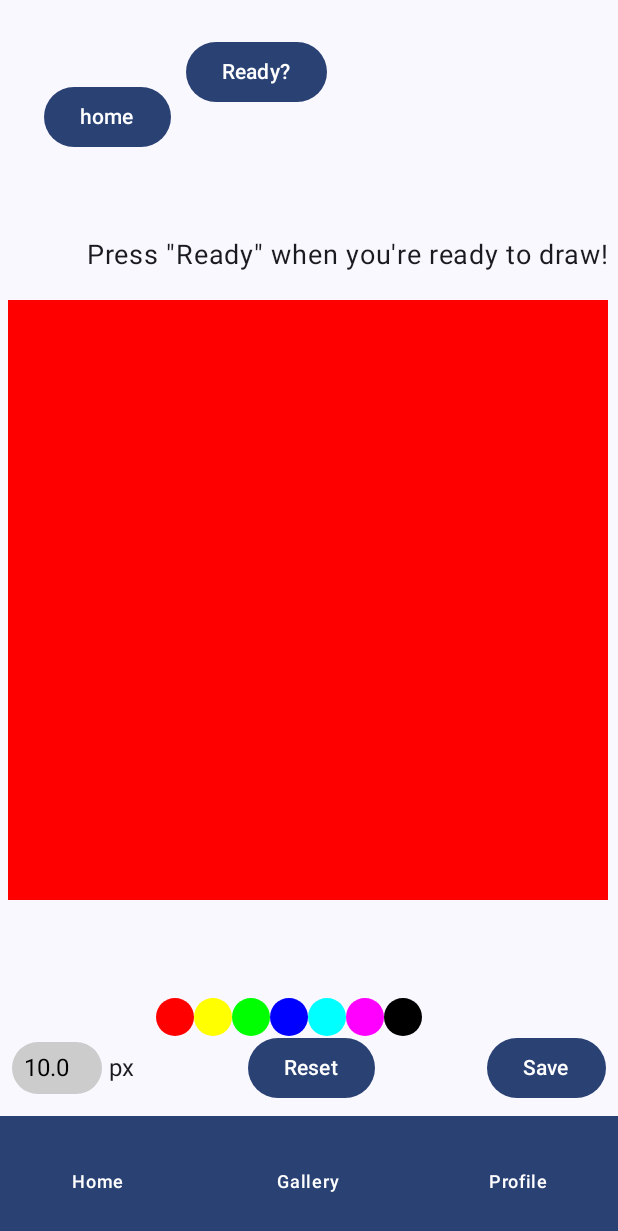
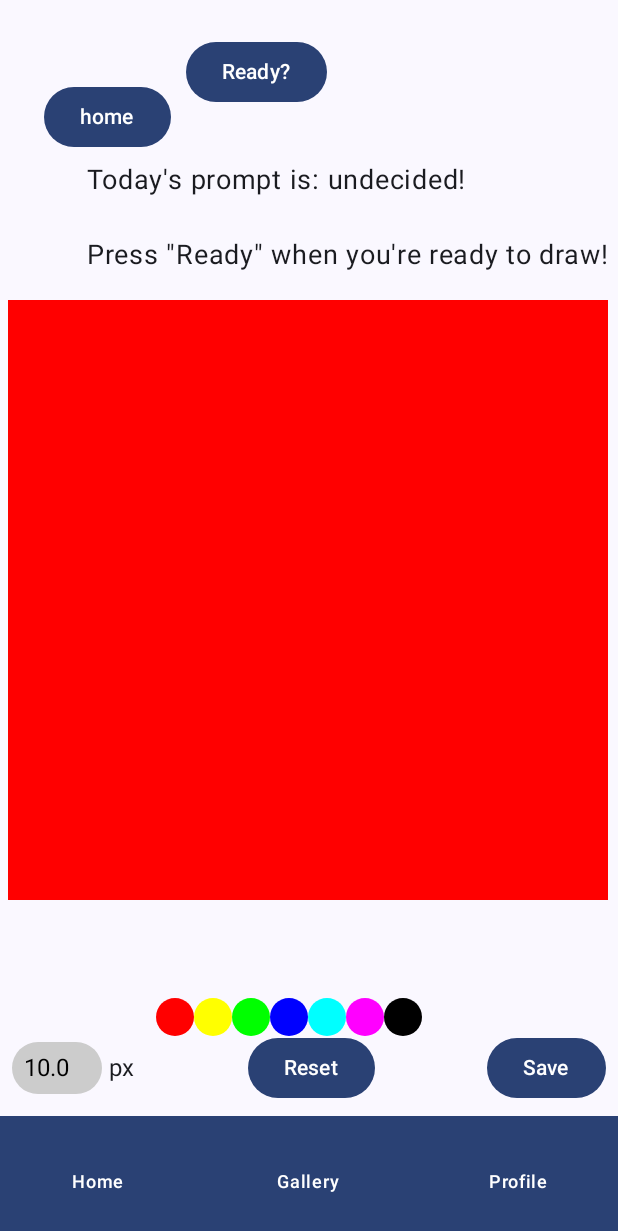
Before and after one commit to wjb035/403-project, an Android app built with Jetpack Compose: the screen it shows after launch (MainActivity), after a tap on "Go to Whiteboard", on a phone screen of 412 x 824 dp. Shown: the top 1231 px of the screen. Run offline under Robolectric (Android 15) with nearby library versions, the phone set to English and light mode, and no system bars.

Commit message:
updated whiteboard composable to have the skeleton prompt info

```diff
--- a/app/src/main/java/com/example/drawingapp/ui/whiteboardActivity.kt
+++ b/app/src/main/java/com/example/drawingapp/ui/whiteboardActivity.kt
@@ -110,7 +110,23 @@ fun whiteboard(navCon: NavController){
             launcher.launch(Manifest.permission.WRITE_EXTERNAL_STORAGE)
         }
     }
+    Box(modifier=Modifier.fillMaxSize()){
+        Column(modifier = Modifier
+            .fillMaxWidth()
+            .offset(x = 50.dp, y = 100.dp)){
+            Row(
+                Modifier.fillMaxWidth()
+                    .padding(8.dp),
+                horizontalArrangement = Arrangement.SpaceBetween,
+                verticalAlignment = Alignment.CenterVertically
+            ){
+                Text(text= "Today's prompt is: " + prompt,
+                    modifier=Modifier,
+                    fontSize = 18.sp)
 
+            }
+        }
+    }
     Box(modifier=Modifier.fillMaxSize()){
         Column(modifier = Modifier
             .fillMaxWidth()
```
Also changed, not shown: 1 other file.
